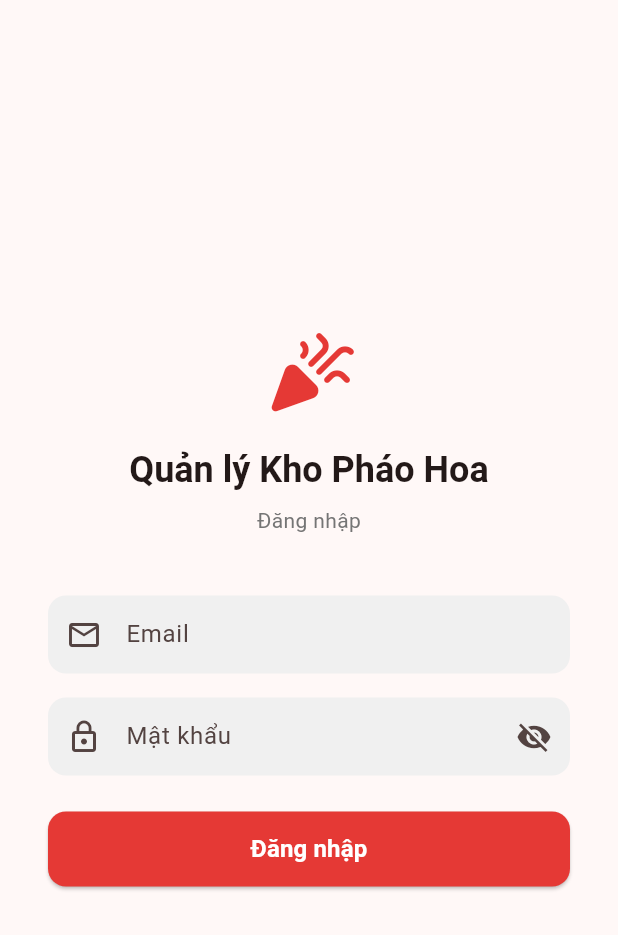
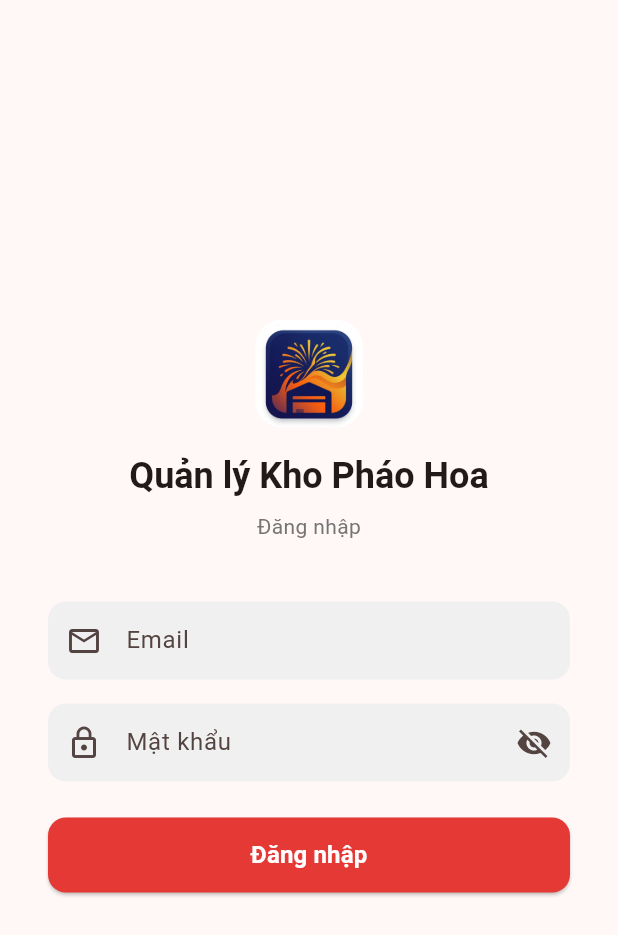
Before and after one commit to dinhhung1999/phao_hoa, a Flutter app: the screen it shows after launch, on a phone screen of 412 x 824 dp. Shown: the top 935 px of the screen. Run offline on Flutter 3.47's test engine with Material 3 defaults, Android fonts, the phone set to English and light mode, and no system bars; our stand-ins replace cloud_firestore, dartz, equatable, firebase_auth, firebase_core, fl_chart and 9 more; missing offline and left inert: dart:js_interop; accounts and stored records are empty.

Commit message:
updat4e web

```diff
--- a/lib/app.dart
+++ b/lib/app.dart
@@ -173,7 +173,7 @@ Page<void> _routePage(GoRouterState state, Widget child) {
       name: name,
       arguments: arguments,
       restorationId: restorationId,
-      child: child,
+      child: _NotificationPermissionGate(child: child),
     );
   }
 
@@ -182,8 +182,27 @@ Page<void> _routePage(GoRouterState state, Widget child) {
     name: name,
     arguments: arguments,
     restorationId: restorationId,
-    child: child,
+    child: _NotificationPermissionGate(child: child),
   );
+}
+
+class _NotificationPermissionGate extends StatelessWidget {
+  final Widget child;
+
+  const _NotificationPermissionGate({required this.child});
+
+  @override
+  Widget build(BuildContext context) {
+    return BlocListener<AuthBloc, AuthState>(
+      listener: (context, state) {
+        state.mapOrNull(
+          authenticated: (_) =>
+              unawaited(WebPushService().requestPermissionIfNeeded(context)),
+        );
+      },
+      child: child,
+    );
+  }
 }
 
 class _AuthenticatedRoute extends StatelessWidget {
--- a/lib/core/services/browser_notifications_stub.dart
+++ b/lib/core/services/browser_notifications_stub.dart
@@ -1,4 +1,6 @@
 bool isSupported() => false;
+String permission() => 'unsupported';
+Future<bool> requestPermission() async => false;
 bool isPageVisible() => true;
 void show(
   String title,
--- a/lib/core/services/browser_notifications_web.dart
+++ b/lib/core/services/browser_notifications_web.dart
@@ -4,6 +4,12 @@ import 'dart:js_interop_unsafe';
 import 'package:web/web.dart' as web;
 
 bool isSupported() => globalContext.hasProperty('Notification'.toJS).toDart;
+
+String permission() =>
+    isSupported() ? web.Notification.permission : 'unsupported';
+
+Future<bool> requestPermission() async =>
+    (await web.Notification.requestPermission().toDart).toDart == 'granted';
 
 bool isPageVisible() => web.window.document.visibilityState == 'visible';
 
--- a/lib/data/datasources/auth_remote_datasource.dart
+++ b/lib/data/datasources/auth_remote_datasource.dart
@@ -89,9 +89,10 @@ class AuthRemoteDatasource {
   String _mapFirebaseAuthError(String code) {
     switch (code) {
       case 'user-not-found':
-        return 'Không tìm thấy tài khoản với email này.';
       case 'wrong-password':
-        return 'Mật khẩu không đúng.';
+      case 'invalid-credential':
+      case 'invalid-login-credentials':
+        return 'Email hoặc mật khẩu không đúng. Vui lòng kiểm tra lại.';
       case 'email-already-in-use':
         return 'Email đã được sử dụng.';
       case 'weak-password':
--- a/lib/presentation/auth/login_page.dart
+++ b/lib/presentation/auth/login_page.dart
@@ -86,10 +86,14 @@ class _LoginPageState extends State<LoginPage> {
                               child: Column(
                                 mainAxisAlignment: MainAxisAlignment.center,
                                 children: [
-                                  const Icon(
-                                    Icons.celebration_rounded,
-                                    size: 64,
-                                    color: AppColors.primary,
+                                  ClipRRect(
+                                    borderRadius: BorderRadius.circular(18),
+                                    child: Image.asset(
+                                      'assets/app_logo.png',
+                                      width: 72,
+                                      height: 72,
+                                      fit: BoxFit.cover,
+                                    ),
                                   ),
                                   const SizedBox(height: 16),
                                   Text(
```
Also changed, not shown: lib/core/services/web_push_service.dart (+75 -0 lines), lib/presentation/home_page.dart (+8 -3 lines), firebase.json, 10 other files.
